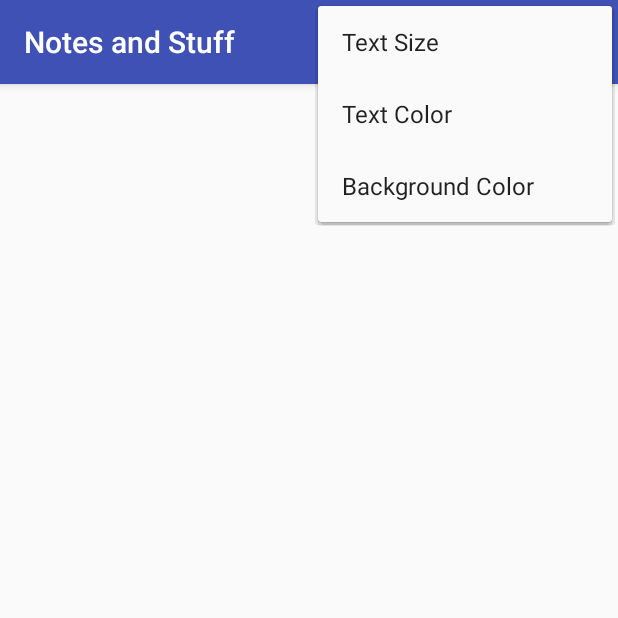
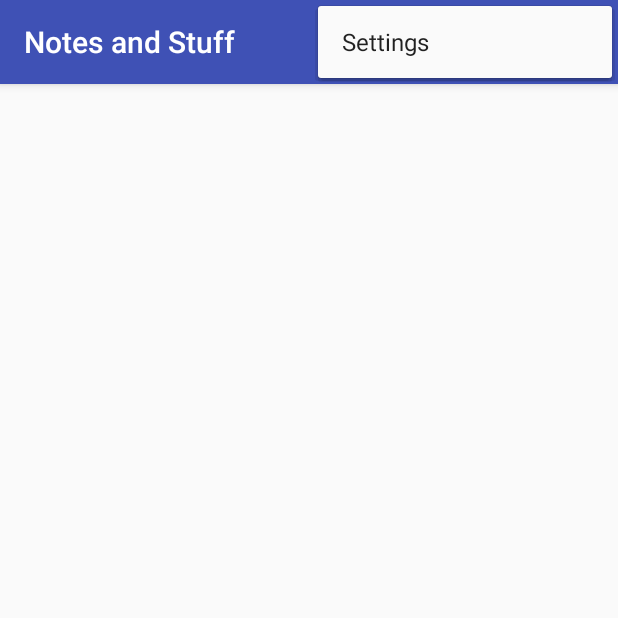
Before and after one commit to LulzAppDevelopment/NotesAndStuff, an Android app: the screen it shows after launch (MainActivity), with the options menu open, on a phone screen of 412 x 824 dp, the top half of it. Run offline under Robolectric (Android 15) with nearby library versions, the phone set to English and light mode, and no system bars.

Commit message:
Menu works. PreferenceFragmentCompat works. Back button works. Theme bug fixed.

```diff
--- a/app/build.gradle
+++ b/app/build.gradle
@@ -23,11 +23,13 @@ android {
 }
 
 dependencies {
-    implementation fileTree(dir: 'libs', include: ['*.jar'])
-    implementation"org.jetbrains.kotlin:kotlin-stdlib-jre7:$kotlin_version"
+    implementation fileTree(include: ['*.jar'], dir: 'libs')
+    implementation "org.jetbrains.kotlin:kotlin-stdlib-jre7:$kotlin_version"
     implementation 'com.android.support:appcompat-v7:27.1.1'
     implementation 'com.android.support.constraint:constraint-layout:1.1.0'
+    implementation 'com.android.support:support-v4:27.1.1'
     testImplementation 'junit:junit:4.12'
     androidTestImplementation 'com.android.support.test:runner:1.0.2'
     androidTestImplementation 'com.android.support.test.espresso:espresso-core:3.0.2'
+    implementation 'com.android.support:preference-v7:27.1.1'
 }
--- a/app/src/main/java/stuff/steven/notesandjunk/MainActivity.kt
+++ b/app/src/main/java/stuff/steven/notesandjunk/MainActivity.kt
@@ -1,50 +1,27 @@
 package stuff.steven.notesandjunk
 
-import android.content.Context
-import android.content.SharedPreferences
 import android.support.v7.app.AppCompatActivity
 import android.os.Bundle
-import android.preference.Preference
-import android.support.v4.app.FragmentActivity
-import android.view.Menu
-import android.view.MenuInflater
-import kotlinx.android.synthetic.main.activity_main.*
 
-class MainActivity : AppCompatActivity() {
-    val PREF_FILENAME = "stuff.steven.notesandjunk.MainActivity"
-    val PREF_SAVED_TEXT = "saved_text"
+
+class MainActivity : AppCompatActivity(), MainFragment.OnMenuItemSelected {
+
+    override fun onMenuSettingsSelected() {
+        supportFragmentManager.beginTransaction()
+            .replace(R.id.fragment_container, SettingsFragment())
+            .addToBackStack(null)
+            .commit()
+    }
 
     override fun onCreate(savedInstanceState: Bundle?) {
         super.onCreate(savedInstanceState)
         setContentView(R.layout.activity_main)
 
-    }
-
-    override fun onCreateOptionsMenu(menu: Menu?): Boolean {
-        menuInflater.inflate(R.menu.settings_menu, menu)
-        return true
-    }
-
-    override fun onPause() {
-        super.onPause()
-        saveText()
-    }
-
-    override fun onResume() {
-        super.onResume()
-        fetchText()
-    }
-
-    fun saveText(){
-        val sharedPreferences = getSharedPreferences(PREF_FILENAME, Context.MODE_PRIVATE)
-        with(sharedPreferences.edit()){
-            putString(PREF_SAVED_TEXT, edit_text.text.toString())
-            apply()
+        val fm = supportFragmentManager
+        var fragment = fm.findFragmentById(R.id.fragment_container)
+        if(fragment == null){
+            fragment = MainFragment()
+            fm.beginTransaction().add(R.id.fragment_container, fragment).commit()
         }
     }
-
-    fun fetchText(){
-        val sharedPreferences = getSharedPreferences(PREF_FILENAME, Context.MODE_PRIVATE) ?: return
-        edit_text.setText(sharedPreferences.getString(PREF_SAVED_TEXT, ""))
-    }
 }
--- /dev/null
+++ b/app/src/main/java/stuff/steven/notesandjunk/MainFragment.kt
@@ -0,0 +1,81 @@
+package stuff.steven.notesandjunk
+
+import android.content.Context
+import android.os.Bundle
+import android.preference.PreferenceManager
+import android.support.v4.app.Fragment
+import android.view.*
+import kotlinx.android.synthetic.main.fragment_main.*
+
+class MainFragment : Fragment() {
+    private lateinit var onMenuItemSelected : OnMenuItemSelected
+    private val defaultPrefs by lazy {
+        PreferenceManager.getDefaultSharedPreferences(activity)
+    }
+
+    interface OnMenuItemSelected{
+        fun onMenuSettingsSelected()
+    }
+
+    override fun onAttach(context: Context?) {
+        super.onAttach(context)
+        try {
+            onMenuItemSelected = context as OnMenuItemSelected
+        }catch (e : ClassCastException){
+            throw ClassCastException(context.toString() + " must implement OnMenuItemSelected")
+        }
+
+    }
+
+    override fun onCreate(savedInstanceState: Bundle?) {
+        super.onCreate(savedInstanceState)
+        setHasOptionsMenu(true)
+    }
+
+    override fun onCreateView(inflater: LayoutInflater, container: ViewGroup?, savedInstanceState: Bundle?): View? {
+        return inflater.inflate(R.layout.fragment_main, container, false)
+    }
+
+    override fun onCreateOptionsMenu(menu: Menu?, inflater: MenuInflater?) {
+        super.onCreateOptionsMenu(menu, inflater)
+        inflater?.inflate(R.menu.settings_menu, menu)
+    }
+
+    override fun onOptionsItemSelected(item: MenuItem?): Boolean {
+        when(item?.itemId){
+            R.id.settings -> {
+                onMenuItemSelected.onMenuSettingsSelected()
+                return true
+            }
+            else -> return super.onOptionsItemSelected(item)
+        }
+    }
+
+    override fun onPause() {
+        super.onPause()
+        saveText()
+    }
+
+    override fun onResume() {
+        super.onResume()
+        fetchText()
+    }
+
+    private fun saveText(){
+        with(defaultPrefs.edit()){
+            putString(PREF_SAVED_TEXT, edit_text.text.toString())
+            apply()
+        }
+    }
+
+    private fun fetchText(){
+        edit_text.setText(defaultPrefs.getString(PREF_SAVED_TEXT, ""))
+    }
+
+    companion object {
+        const val TAG = "MainFragment"
+
+        //const val PREF_FILENAME = "stuff.steven.notesandjunk.MainFragment"
+        const val PREF_SAVED_TEXT = "saved_text"
+    }
+}
--- a/app/src/main/res/layout/activity_main.xml
+++ b/app/src/main/res/layout/activity_main.xml
@@ -1,17 +1,8 @@
 <?xml version="1.0" encoding="utf-8"?>
-<android.support.constraint.ConstraintLayout xmlns:android="http://schemas.android.com/apk/res/android"
-    xmlns:app="http://schemas.android.com/apk/res-auto"
-    xmlns:tools="http://schemas.android.com/tools"
+<FrameLayout
+    xmlns:android="http://schemas.android.com/apk/res/android"
+    android:id="@+id/fragment_container"
     android:layout_width="match_parent"
-    android:layout_height="match_parent"
-    tools:context=".MainActivity">
+    android:layout_height="match_parent">
 
-    <EditText
-        android:id="@+id/edit_text"
-        android:layout_width="match_parent"
-        android:layout_height="match_parent"
-        android:inputType="textMultiLine"
-        android:gravity="top"
-        android:background="@null"/>
-
-</android.support.constraint.ConstraintLayout>
+</FrameLayout>
--- /dev/null
+++ b/app/src/main/res/layout/fragment_main.xml
@@ -0,0 +1,17 @@
+<?xml version="1.0" encoding="utf-8"?>
+<android.support.constraint.ConstraintLayout xmlns:android="http://schemas.android.com/apk/res/android"
+    xmlns:app="http://schemas.android.com/apk/res-auto"
+    xmlns:tools="http://schemas.android.com/tools"
+    android:layout_width="match_parent"
+    android:layout_height="match_parent"
+    tools:context=".MainFragment">
+
+    <EditText
+        android:id="@+id/edit_text"
+        android:layout_width="match_parent"
+        android:layout_height="match_parent"
+        android:inputType="textMultiLine"
+        android:gravity="top"
+        android:background="@null"/>
+
+</android.support.constraint.ConstraintLayout>
--- a/app/src/main/res/menu/settings_menu.xml
+++ b/app/src/main/res/menu/settings_menu.xml
@@ -1,6 +1,6 @@
 <?xml version="1.0" encoding="utf-8"?>
 <menu xmlns:android="http://schemas.android.com/apk/res/android">
-    <item android:title="@string/text_size" />
-    <item android:title="@string/text_color"/>
-    <item android:title="@string/background_color"/>
+    <item
+        android:title="@string/settings"
+        android:id="@+id/settings"/>
 </menu>
--- a/app/src/main/res/values/styles.xml
+++ b/app/src/main/res/values/styles.xml
@@ -6,6 +6,7 @@
         <item name="colorPrimary">@color/colorPrimary</item>
         <item name="colorPrimaryDark">@color/colorPrimaryDark</item>
         <item name="colorAccent">@color/colorAccent</item>
+        <item name="preferenceTheme">@style/PreferenceThemeOverlay</item>
     </style>
 
 </resources>
```
Also changed, not shown: app/src/main/java/stuff/steven/notesandjunk/SettingsFragment.kt (added, +10 -0 lines), app/src/main/res/values/strings.xml (+83 -4 lines), app/src/main/res/xml/preferences.xml (added, +27 -0 lines).
